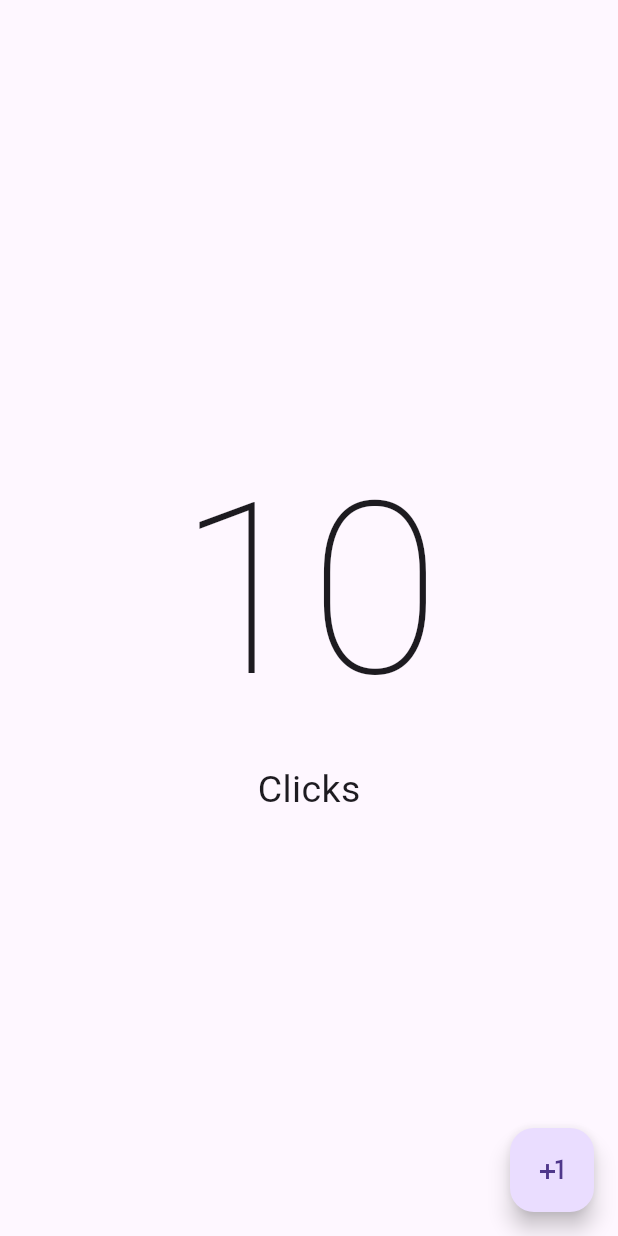
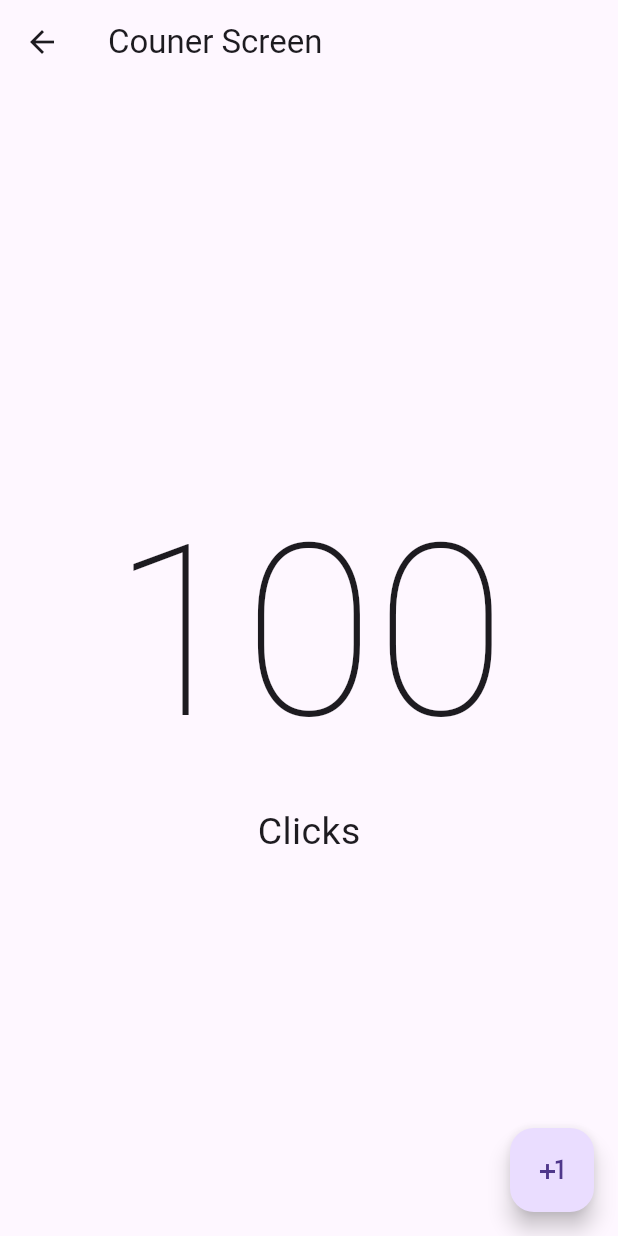
Before and after one commit to EnriqueMG4DS/FLUTTER, a Flutter app: the CounterScreen screen opened directly, on a phone screen of 412 x 824 dp. Run offline on Flutter 3.47's test engine with Material 3 defaults, Android fonts, the phone set to English and light mode, and no system bars.

Commit message:
edicion de diseno material ademas de uso de paleta de colores integrada

```diff
--- a/ProgramFlut/hello_world_app/lib/presentacion/screens/counters/counter_screen.dart
+++ b/ProgramFlut/hello_world_app/lib/presentacion/screens/counters/counter_screen.dart
@@ -5,12 +5,15 @@ class CounterScreen extends StatelessWidget {
   @override // SE GENERA UN CONTENEDOR BACIO
   Widget build(BuildContext context) {
     return Scaffold(// el Scaffols se usa para para centralizar pantallas como la funcion DIV en HTML
+        appBar: AppBar(
+          title: const Text('Couner Screen'),
+        ),
         body: //Center(child: Text('Counter Screen')),
           Center(
             child: Column(
               mainAxisAlignment: MainAxisAlignment.center, // Se centra son este comando
               children: const [
-                Text('10', style:TextStyle(fontSize: 160, fontWeight: FontWeight.w100)),
+                Text('100', style:TextStyle(fontSize: 160, fontWeight: FontWeight.w100)),
                 Text('Clicks',style:TextStyle(fontSize: 25))
               ],
             ),
```
